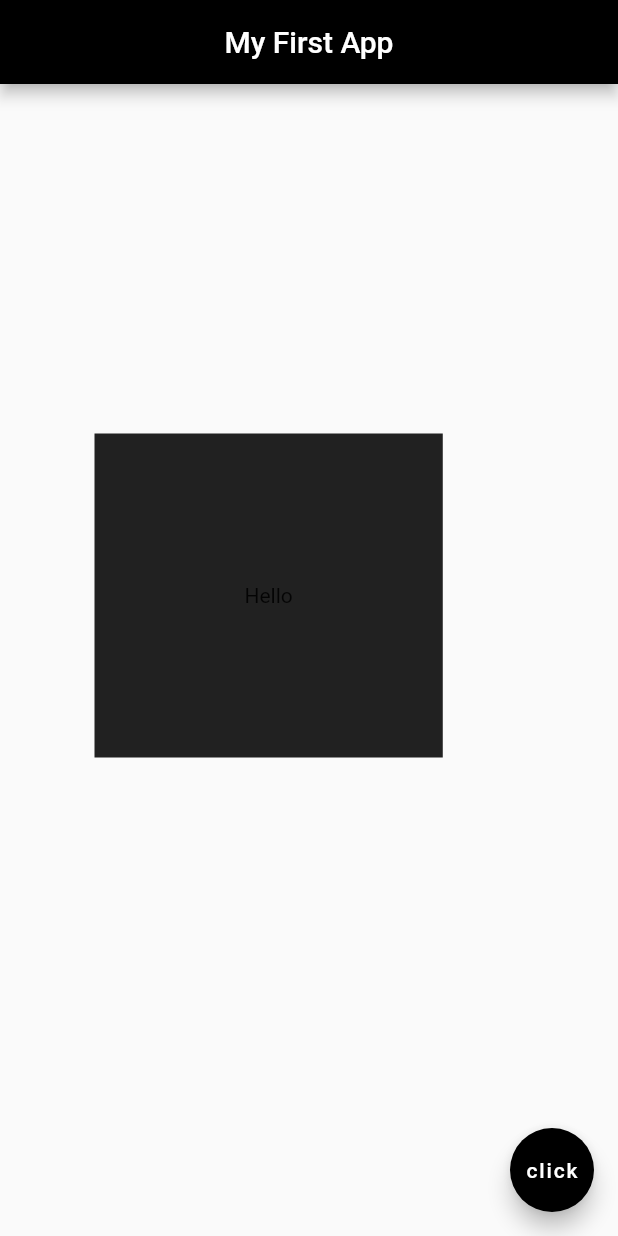
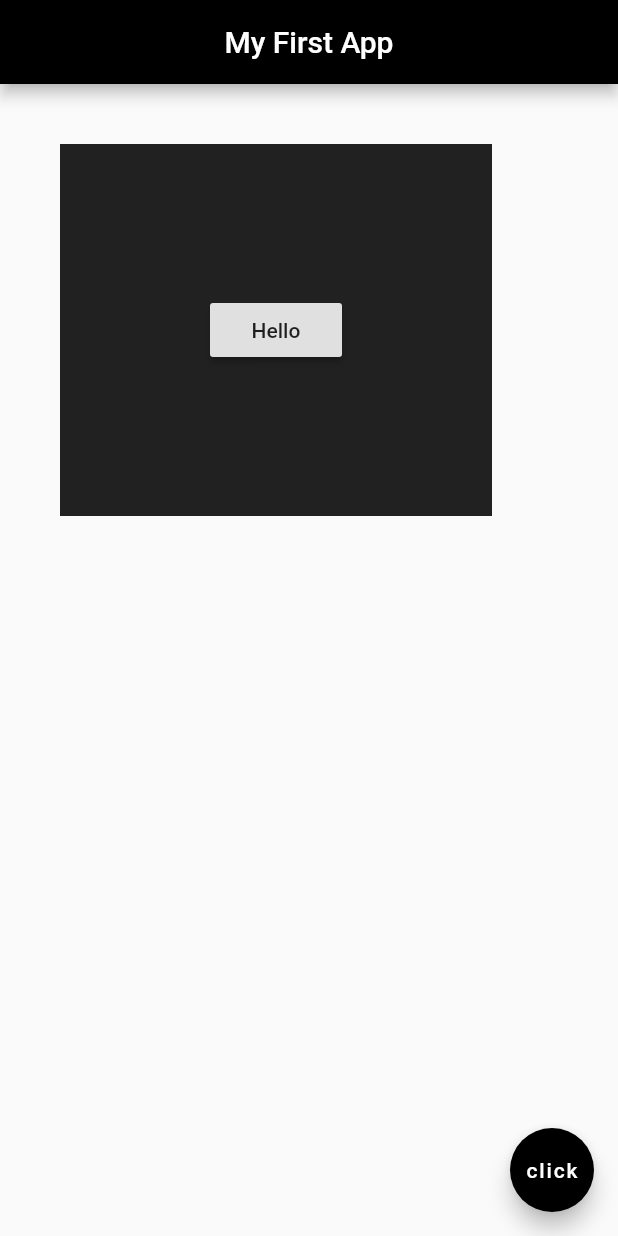
Before and after one commit to AbdullahYousaf-13/flutter-basic, a Flutter app: the screen it shows after launch, on a phone screen of 412 x 824 dp. Run offline on Flutter 3.47's test engine with Material 2 defaults, Android fonts, the phone set to English and light mode, and no system bars; project files that could hold a hidden picture were left out.

Commit message:
Done till Containers, Padding and Margins

```diff
--- a/lib/main.dart
+++ b/lib/main.dart
@@ -13,9 +13,13 @@ class Home extends StatelessWidget {
       ),
       body: Container(
         padding: EdgeInsets.all(100),
-        margin: EdgeInsets.symmetric(horizontal: 63, vertical: 233),
+        margin: EdgeInsets.all(40),
         color: Colors.grey[900],
+        child: RaisedButton (onPressed: () {
+          print('You Clicked Button "Hello" ');
+        },
         child: Text ('Hello'),
+        ),
       ),
       floatingActionButton: FloatingActionButton(
         onPressed: () {
```
Also changed, not shown: 1 other file.
